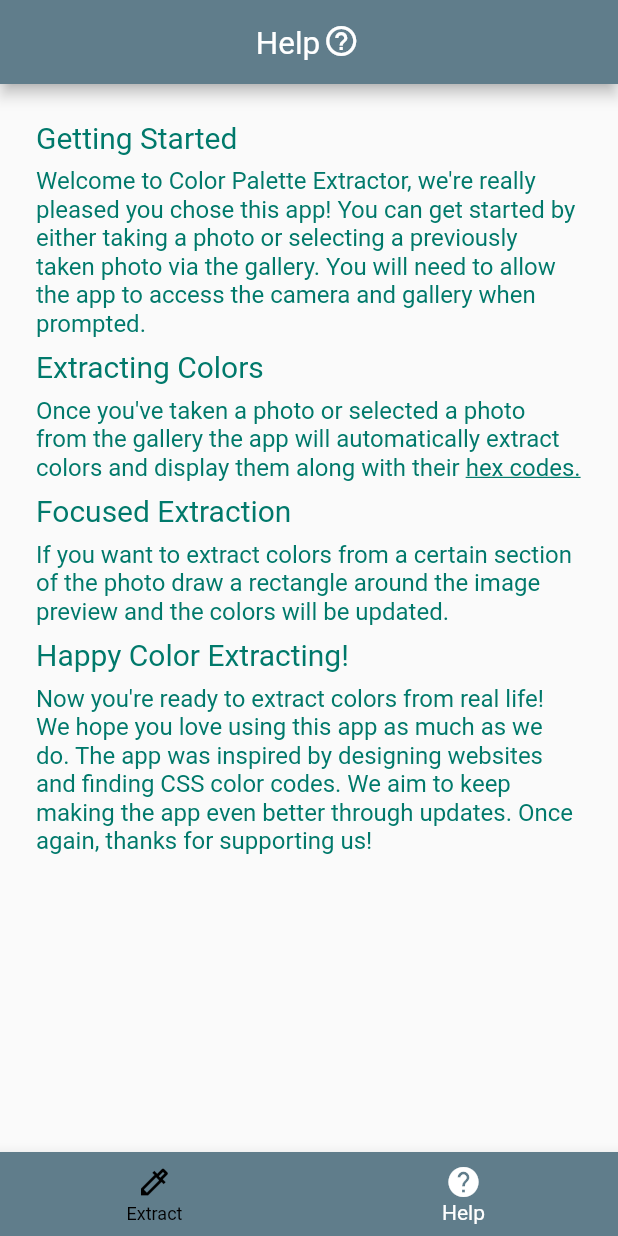
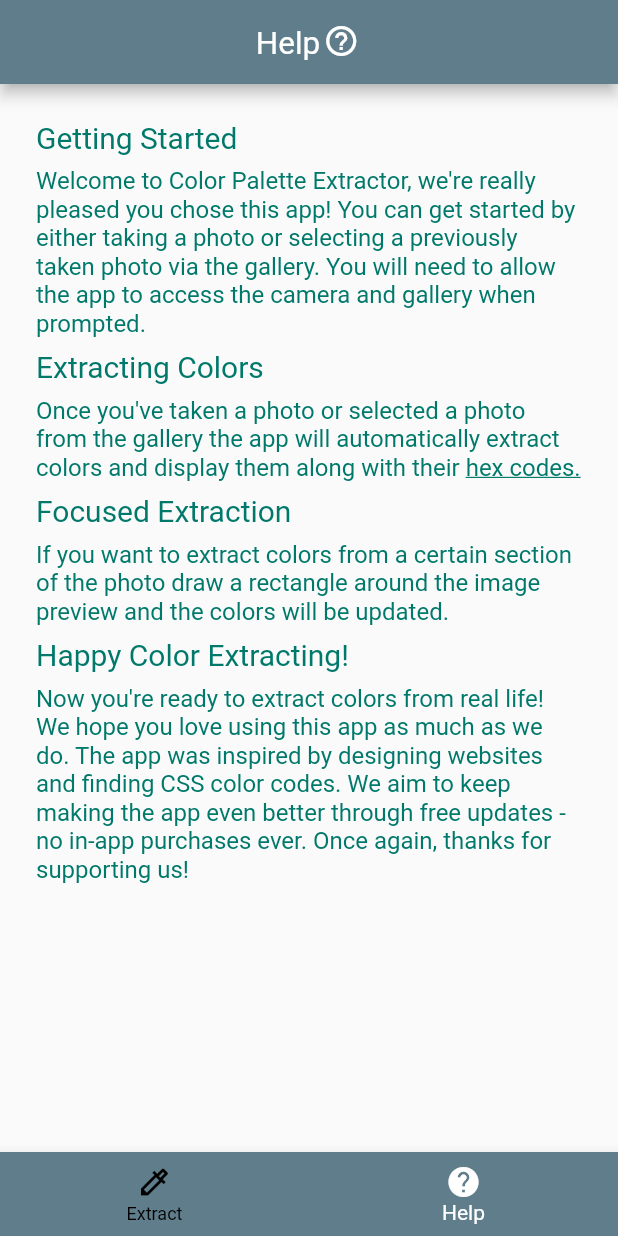
Before and after one commit to LRS4/colorextractor, a Flutter app: the screen it shows after launch, item 2 of the bottom bar chosen, on a phone screen of 412 x 824 dp. Run offline on Flutter 3.47's test engine with Material 2 defaults, Android fonts, the phone set to English and light mode, and no system bars; our stand-ins replace image_picker, palette_generator.

Commit message:
Update help text

```diff
--- a/lib/screens/help.dart
+++ b/lib/screens/help.dart
@@ -100,7 +100,7 @@ class _HelpScreenState extends State<HelpScreen> {
           "Now you're ready to extract colors from real life! We hope you love using " +
           "this app as much as we do. The app was inspired by designing websites " +
           "and finding CSS color codes. We aim to keep making the app even better through " +
-          "updates. Once again, thanks for supporting us!",
+          "free updates - no in-app purchases ever. Once again, thanks for supporting us!",
           style: TextStyle(
             fontSize: 16,
             color: Colors.teal.shade700
```
